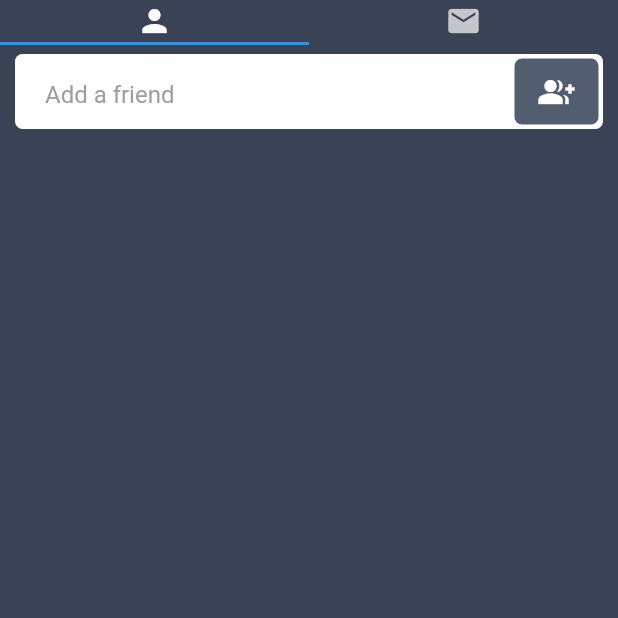
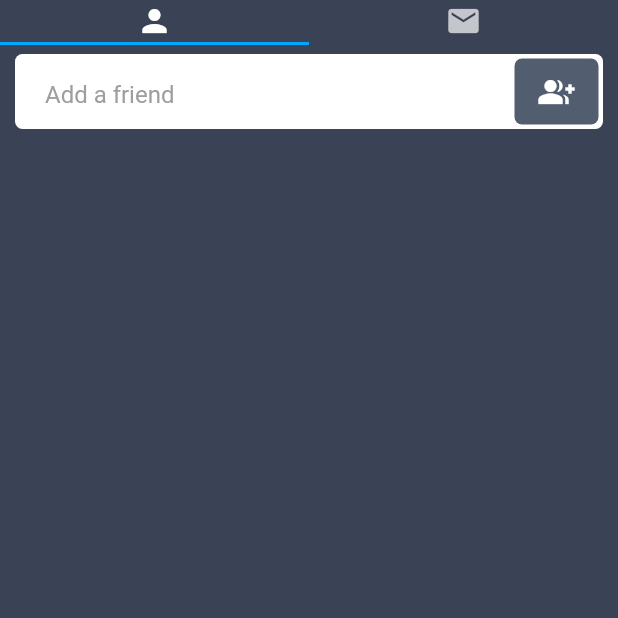
Before and after one commit to compression-chiffrement-RRR/MobileApp, a Flutter app: the FriendBar screen opened directly, on a phone screen of 412 x 824 dp, the top half of it. Run offline on Flutter 3.47's test engine with Material 2 defaults, Android fonts, the phone set to English and light mode, and no system bars; our stand-ins replace dio, file_picker, flutter_secure_storage, flutter_slidable, shimmer, simple_animations; accounts and stored records are empty; network calls fail.

Commit message:
Change some color

```diff
--- a/lib/View/friendBar.dart
+++ b/lib/View/friendBar.dart
@@ -19,6 +19,7 @@ class _FriendBarState extends State<FriendBar> with SingleTickerProviderStateMix
         appBar: PreferredSize(
           preferredSize: new Size(200, 30),
           child: TabBar(
+            indicatorColor: AppColor.thirdColor,
             tabs: [
               Tab(
                   icon: Icon(Icons.person)
--- a/lib/View/friendList.dart
+++ b/lib/View/friendList.dart
@@ -165,6 +165,7 @@ class _FriendListPageState extends State<FriendListPage>{
             ),
           Expanded(
             child: RefreshIndicator(
+              color: AppColor.thirdColor,
               child: FutureBuilder(
                   future: _friendService.getCurrentFriendsOrRefresh(),
                   builder: (BuildContext context, AsyncSnapshot snapshot) {
--- a/lib/View/pendingFriend.dart
+++ b/lib/View/pendingFriend.dart
@@ -85,6 +85,7 @@ class _PendingFriendPageState extends State<PendingFriendPage>{
           children: <Widget>[
             Expanded(
                 child: RefreshIndicator(
+                  color: AppColor.thirdColor,
                   child: FutureBuilder(
                       future: _friendPendingService.getCurrentPendingFriendsOrRefresh(),
                       builder: (BuildContext context, AsyncSnapshot snapshot) {
```
